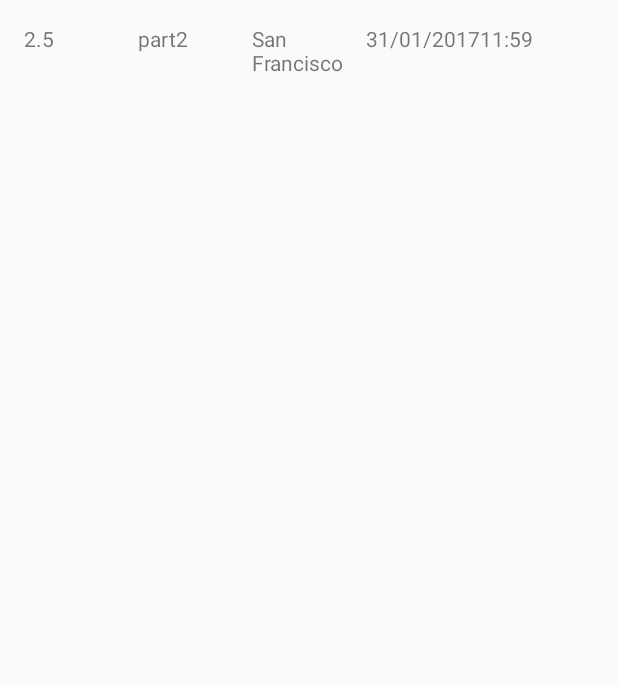
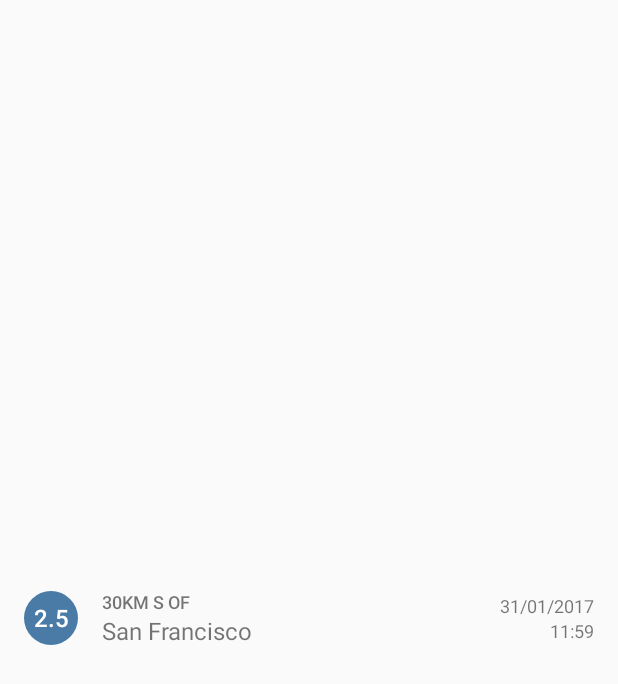
Before and after one commit to CarlosAguA/EarthquakeRep, an Android app: the layout list_item_view.xml on its own in the app's theme, with its tools: preview values and no code run, on a phone screen of 412 x 824 dp. Shown: the top 684 px of the screen. Run offline under Robolectric (Android 15) with nearby library versions, the phone set to English and light mode, and no system bars.

Commit message:
Split location, add color, decimal format, color magnitude logic, and visual polish

```diff
--- a/app/src/main/java/com/example/android/earthquakerep/Earthquake.java
+++ b/app/src/main/java/com/example/android/earthquakerep/Earthquake.java
@@ -13,7 +13,7 @@ public class Earthquake {
     private String mLocation ;
 
     /*Magnitude of the earthquake */
-    private String mMagnitude ;
+    private double mMagnitude ;
 
     private long mTimeInMiliSeconds ;
 
@@ -23,7 +23,7 @@ public class Earthquake {
     @param location the city location of the earthquake
     @param timeInMilliseconds is the time in milliseconds (from the Epoch) when the earthquake happened
      */
-    public Earthquake (String magnitude , String location, long time){
+    public Earthquake (double magnitude , String location, long time){
 
         this.mMagnitude = magnitude ;
         this.mTimeInMiliSeconds = time ;
@@ -42,7 +42,7 @@ public class Earthquake {
     /*
     * Returns the magnitude of the earthquake
     */
-    public String getMagnitude() {
+    public double getMagnitude() {
         return mMagnitude;
     }
 
--- /dev/null
+++ b/app/src/main/res/drawable/magnitude_circle.xml
@@ -0,0 +1,12 @@
+<?xml version="1.0" encoding="utf-8"?>
+
+
+    <!-- Background circle for the magnitude value -->
+    <shape xmlns:android="http://schemas.android.com/apk/res/android"
+        android:shape="oval">
+        <solid android:color="@color/magnitude1" />
+        <size
+            android:width="36dp"
+            android:height="36dp" />
+        <corners android:radius="18dp" />
+    </shape>
--- a/app/src/main/res/layout/activity_earthquake.xml
+++ b/app/src/main/res/layout/activity_earthquake.xml
@@ -3,4 +3,6 @@
     android:id="@+id/list"
     android:orientation="vertical"
     android:layout_width="match_parent"
-    android:layout_height="match_parent"/>
+    android:layout_height="match_parent"
+    android:divider="@null"
+    android:dividerHeight="0dp" />
--- a/app/src/main/res/layout/list_item_view.xml
+++ b/app/src/main/res/layout/list_item_view.xml
@@ -8,38 +8,72 @@
 
 
             <TextView
-                android:layout_width="0dp"
-                android:layout_weight="1"
-                android:layout_height="wrap_content"
+                android:layout_width="36dp"
+                android:layout_height="36dp"
                 android:id="@+id/tv1"
-                tools:text="@string/magnitude"/>
+                tools:text="@string/magnitude"
+                android:background="@drawable/magnitude_circle"
+                android:fontFamily="sans-serif-medium"
+                android:textColor="@android:color/white"
+                android:gravity="center"
+                android:layout_gravity="center_vertical"
+                android:textSize="16sp"/>
 
-            <TextView
-                 android:layout_width="0dp"
+    <LinearLayout
+        android:layout_width="0dp"
+        android:layout_height="wrap_content"
+        android:layout_gravity="center_vertical"
+        android:layout_marginLeft="16dp"
+        android:layout_marginStart="16dp"
+        android:layout_weight="1"
+        android:orientation="vertical">
+
+             <TextView
+                 android:layout_width="wrap_content"
                  android:layout_height="wrap_content"
-                 android:layout_weight="1"
                  android:id="@+id/tv5"
+                 android:textSize="12sp"
+                 android:maxLines="1"
+                 android:ellipsize="end"
+                 android:fontFamily="sans-serif-medium"
+                 android:textAllCaps="true"
                  tools:text="@string/part2" />
 
             <TextView
-                android:layout_width="0dp"
-                android:layout_weight="1"
+                android:layout_width="wrap_content"
                 android:layout_height="wrap_content"
+                android:ellipsize="end"
+                android:maxLines="2"
                 android:id="@+id/tv2"
+                android:textSize="16sp"
                 tools:text="@string/place"/>
 
+    </LinearLayout>
+
+    <LinearLayout
+        android:layout_width="wrap_content"
+        android:layout_height="wrap_content"
+        android:layout_gravity="center_vertical"
+        android:layout_marginLeft="16dp"
+        android:layout_marginStart="16dp"
+        android:orientation="vertical">
+
             <TextView
-                android:layout_width="0dp"
-                android:layout_weight="1"
+                android:layout_width="wrap_content"
                 android:layout_height="wrap_content"
+                android:layout_gravity="end"
                 android:id="@+id/tv3"
+                android:textSize="12sp"
                 tools:text="@string/date"/>
 
             <TextView
-                android:layout_width="0dp"
-                android:layout_weight="1"
+                android:layout_width="wrap_content"
                 android:layout_height="wrap_content"
+                android:layout_gravity="end"
                 android:id="@+id/tv4"
+                android:textSize="12sp"
                 tools:text="@string/time"/>
 
+</LinearLayout>
+
         </LinearLayout>
--- a/app/src/main/res/values/strings.xml
+++ b/app/src/main/res/values/strings.xml
@@ -22,7 +22,8 @@
     <string name="place">San Francisco</string>
     <string name="date">31/01/2017</string>
     <string name="time">11:59</string>
-    <string name="part2">part2</string>
+    <string name="part2">30km S of</string>
+    <string name="near_the">Near the</string>
 
 
 </resources>
```
Also changed, not shown: app/src/main/java/com/example/android/earthquakerep/QueryUtils.java (+12 -12 lines), app/src/main/res/values/colors.xml (+37 -0 lines).
